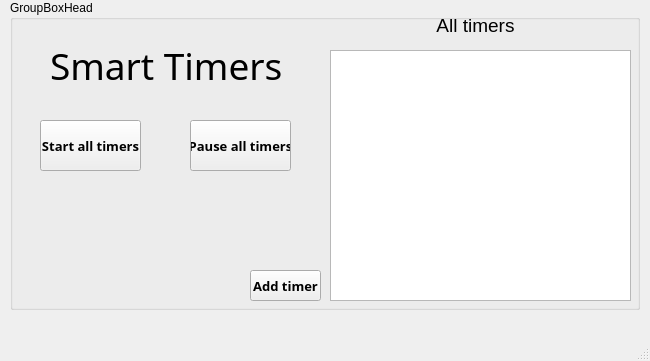
The window that lab2/lab2-qt/mainwindow.ui (Megarekrut65/OOP-labs) describes before a commit, drawn with Qt 5.
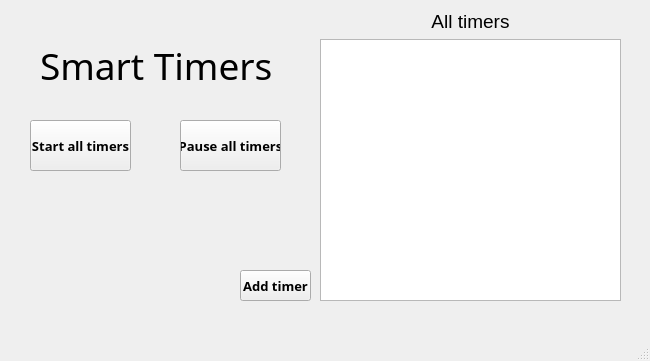
The same window after the commit.

Commit message:
Changed the transfer of the pointer to the array with timers to transfer the ref array
Changed the implementation of removing the timer from the list:

previously timers were first marked as deleted, and then when the time was changed they were deleted from the array, but they were deleted from the list immediately. Because of this, there was a mismatch between the timer index in the list and the timer index in the array. Now the timer is immediately removed from both the array and the list

```diff
--- a/lab2/lab2-qt/mainwindow.ui
+++ b/lab2/lab2-qt/mainwindow.ui
@@ -38,49 +38,46 @@
      <height>320</height>
     </size>
    </property>
-   <widget class="QGroupBox" name="groupBoxHead">
+   <widget class="QPushButton" name="btnAdd">
     <property name="geometry">
      <rect>
-      <x>10</x>
-      <y>0</y>
-      <width>630</width>
-      <height>310</height>
-     </rect>
-    </property>
-    <property name="minimumSize">
-     <size>
-      <width>630</width>
-      <height>310</height>
-     </size>
-    </property>
-    <property name="maximumSize">
-     <size>
-      <width>630</width>
-      <height>310</height>
-     </size>
-    </property>
-    <property name="title">
-     <string>GroupBoxHead</string>
-    </property>
-    <widget class="QLabel" name="lblTitle">
-     <property name="geometry">
-      <rect>
-       <x>320</x>
-       <y>10</y>
-       <width>291</width>
+      <x>240</x>
+      <y>270</y>
+      <width>71</width>
        <height>31</height>
       </rect>
      </property>
      <property name="font">
       <font>
-       <pointsize>14</pointsize>
+      <family>Yu Mincho Demibold</family>
+      <pointsize>10</pointsize>
+      <weight>75</weight>
+      <bold>true</bold>
       </font>
      </property>
      <property name="text">
-      <string>All timers</string>
-     </property>
-     <property name="alignment">
-      <set>Qt::AlignCenter</set>
+     <string>Add timer</string>
+    </property>
+   </widget>
+   <widget class="QPushButton" name="btnPauseAll">
+    <property name="geometry">
+     <rect>
+      <x>180</x>
+      <y>120</y>
+      <width>101</width>
+      <height>51</height>
+     </rect>
+    </property>
+    <property name="font">
+     <font>
+      <family>Yu Mincho Demibold</family>
+      <pointsize>10</pointsize>
+      <weight>75</weight>
+      <bold>true</bold>
+     </font>
+    </property>
+    <property name="text">
+     <string>Pause all timers</string>
      </property>
     </widget>
     <widget class="QLabel" name="lblName">
@@ -123,61 +120,37 @@
       <string>Start all timers</string>
      </property>
     </widget>
-    <widget class="QPushButton" name="btnPauseAll">
-     <property name="geometry">
-      <rect>
-       <x>180</x>
-       <y>120</y>
-       <width>101</width>
-       <height>51</height>
-      </rect>
-     </property>
-     <property name="font">
-      <font>
-       <family>Yu Mincho Demibold</family>
-       <pointsize>10</pointsize>
-       <weight>75</weight>
-       <bold>true</bold>
-      </font>
-     </property>
-     <property name="text">
-      <string>Pause all timers</string>
-     </property>
-    </widget>
-    <widget class="QPushButton" name="btnAdd">
-     <property name="geometry">
-      <rect>
-       <x>240</x>
-       <y>270</y>
-       <width>71</width>
-       <height>31</height>
-      </rect>
-     </property>
-     <property name="font">
-      <font>
-       <family>Yu Mincho Demibold</family>
-       <pointsize>10</pointsize>
-       <weight>75</weight>
-       <bold>true</bold>
-      </font>
-     </property>
-     <property name="text">
-      <string>Add timer</string>
-     </property>
-    </widget>
-    <widget class="QListView" name="listTimers">
+   <widget class="QWidget" name="verticalLayoutWidget">
      <property name="geometry">
       <rect>
        <x>320</x>
-       <y>50</y>
+      <y>10</y>
        <width>301</width>
-       <height>251</height>
-      </rect>
-     </property>
+      <height>291</height>
+     </rect>
+    </property>
+    <layout class="QVBoxLayout" name="layoutTimerList">
+     <item>
+      <widget class="QLabel" name="lblTitle">
      <property name="font">
       <font>
-       <family>Shruti</family>
        <pointsize>14</pointsize>
+        </font>
+       </property>
+       <property name="text">
+        <string>All timers</string>
+       </property>
+       <property name="alignment">
+        <set>Qt::AlignCenter</set>
+       </property>
+      </widget>
+     </item>
+     <item>
+      <widget class="QListView" name="listTimers">
+       <property name="font">
+        <font>
+         <family>Consolas</family>
+         <pointsize>12</pointsize>
       </font>
      </property>
      <property name="cursor" stdset="0">
@@ -190,12 +163,14 @@
       <bool>false</bool>
      </property>
      <property name="alternatingRowColors">
-      <bool>true</bool>
+        <bool>false</bool>
      </property>
      <property name="textElideMode">
       <enum>Qt::ElideRight</enum>
      </property>
     </widget>
+     </item>
+    </layout>
    </widget>
   </widget>
   <widget class="QMenuBar" name="menubar">
```
Left out of the diff: 2 changed lines with no effect on the pictures. Lines whose indentation alone changed are shown as unchanged. The commit also changes 14 other files.
